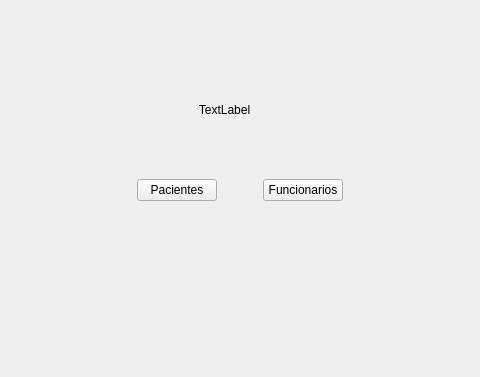
The window that Proyecto_Agendador_de_Citas_Medicas/widget.ui (ManuManito77/ELO328_Proyecto_Agendador_de_Citas_Jefe_de_Carrera) describes before a commit, drawn with Qt 5; both pictures show x 161 to 641 and y 0 to 377 of the 801 by 377 pixel window.
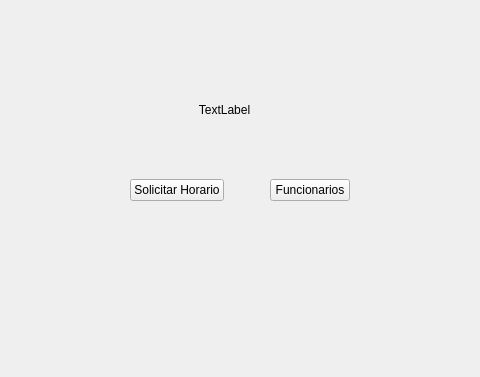
The same window after the commit.

The edit to the form file:
```diff
--- a/Proyecto_Agendador_de_Citas_Medicas/widget.ui
+++ b/Proyecto_Agendador_de_Citas_Medicas/widget.ui
@@ -39,7 +39,7 @@
     <item>
      <widget class="QPushButton" name="pushButton_2">
       <property name="text">
-       <string>Pacientes</string>
+       <string>Solicitar Horario</string>
       </property>
      </widget>
     </item>
```
Left out of the diff: 4 changed lines with no effect on the pictures.
